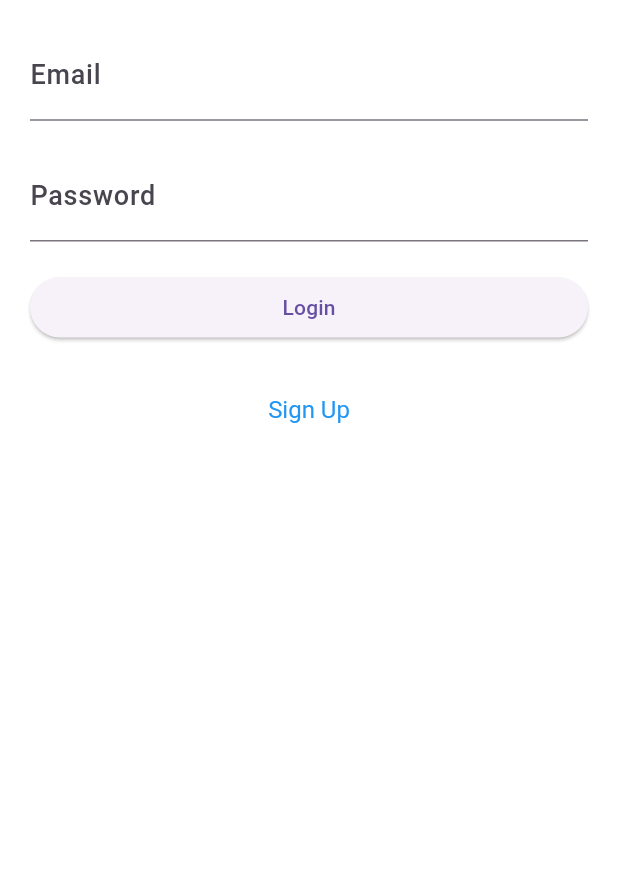
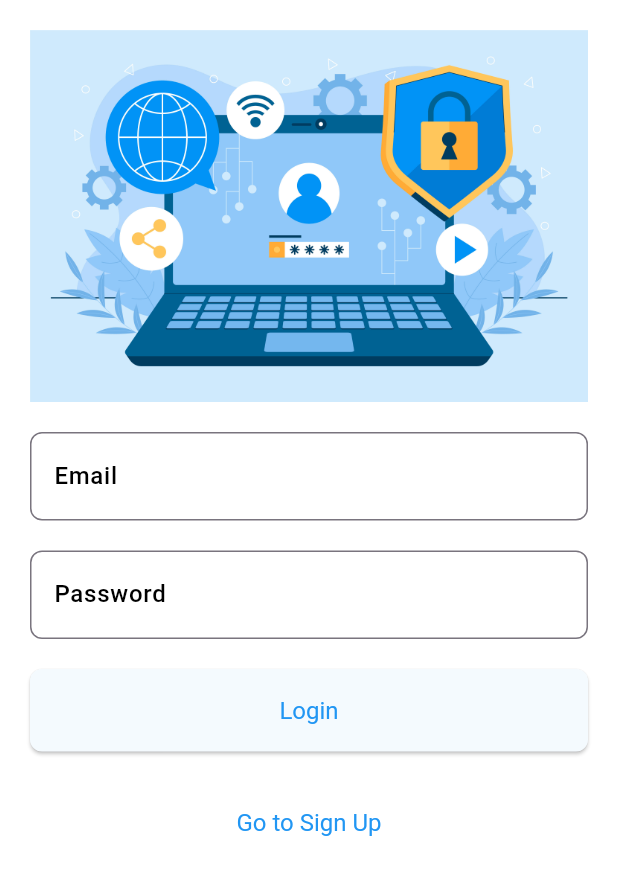
Before and after one commit to Emir1719/Read-Short-English-Book, a Flutter app: the LoginContent widget shown alone on an empty page, opened directly, on a phone screen of 412 x 824 dp. Shown: the top 875 px of the screen. Run offline on Flutter 3.47's test engine with Material 3 defaults, Android fonts, the phone set to English and light mode, and no system bars; our stand-ins replace bloc, cloud_firestore, equatable, firebase_auth, firebase_core, flutter_bloc and 1 more; accounts and stored records are empty; network calls fail.

Commit message:
sign up eklendi, auth işlemi güncellendi

```diff
--- a/lib/features/auth/data/models/user.dart
+++ b/lib/features/auth/data/models/user.dart
@@ -7,13 +7,15 @@ import 'package:firebase_auth/firebase_auth.dart';
 class AppUser {
   final String id;
   final String email;
+  String age;
 
-  AppUser({required this.id, required this.email});
+  AppUser({required this.id, required this.email, required this.age});
 
   Map<String, dynamic> toMap() {
     return <String, dynamic>{
       'id': id,
       'email': email,
+      'age': age,
     };
   }
 
@@ -25,6 +27,7 @@ class AppUser {
     return AppUser(
       id: map['id'] as String,
       email: map['email'] as String,
+      age: map['age'] as String,
     );
   }
 
@@ -37,6 +40,7 @@ class AppUser {
     return AppUser(
       id: user.uid,
       email: user.email ?? "",
+      age: "",
     );
   }
 
--- a/lib/features/auth/data/repositories/firestore.dart
+++ b/lib/features/auth/data/repositories/firestore.dart
@@ -24,12 +24,13 @@ class FirestoreRepository implements IFirestoreRepository {
   }
 
   @override
-  Future<bool> saveUser(User firebaseUser) async {
+  Future<bool> saveUser(User firebaseUser, String age) async {
     try {
       // Create an AppUser instance using the Firebase User
       final appUser = AppUser(
         id: firebaseUser.uid,
         email: firebaseUser.email ?? '', // Use an empty string if email is null
+        age: age,
       );
 
       // Save the AppUser to Firestore
--- a/lib/features/auth/data/repositories/i_firestore_repository.dart
+++ b/lib/features/auth/data/repositories/i_firestore_repository.dart
@@ -2,6 +2,6 @@ import 'package:english_will_fly/features/auth/data/models/user.dart';
 import 'package:firebase_auth/firebase_auth.dart';
 
 abstract class IFirestoreRepository {
-  Future<bool> saveUser(User user);
+  Future<bool> saveUser(User firebaseUser, String age);
   Future<AppUser?> getCurrentUser(String userId);
 }
--- a/lib/features/auth/presentation/bloc/auth_event.dart
+++ b/lib/features/auth/presentation/bloc/auth_event.dart
@@ -12,8 +12,9 @@ class AppStarted extends AuthenticationEvent {}
 class SignUpRequested extends AuthenticationEvent {
   final String email;
   final String password;
+  final String age;
 
-  const SignUpRequested(this.email, this.password);
+  const SignUpRequested(this.email, this.password, this.age);
 
   @override
   List<Object?> get props => [email, password];
--- a/lib/features/auth/presentation/view/auth/login_view.dart
+++ b/lib/features/auth/presentation/view/auth/login_view.dart
@@ -1,7 +1,7 @@
 import 'package:english_will_fly/features/auth/presentation/bloc/auth_bloc.dart';
 import 'package:english_will_fly/features/auth/presentation/bloc/auth_state.dart';
 import 'package:english_will_fly/features/auth/presentation/widgets/auth/content.dart';
-import 'package:english_will_fly/features/reading/presentation/view/level_home/level_home_view.dart';
+import 'package:english_will_fly/features/navigation/view/nav_view.dart';
 import 'package:english_will_fly/features/reading/util/init_state/error.dart';
 import 'package:english_will_fly/features/reading/util/init_state/loading.dart';
 import 'package:flutter/material.dart';
@@ -36,7 +36,7 @@ class LoginView extends StatelessWidget {
       // Kayıt ya da giriş başarılıysa ana sayfaya yönlendir
       Navigator.pushReplacement(
         context,
-        MaterialPageRoute(builder: (context) => const StoryLevelHomeView()),
+        MaterialPageRoute(builder: (context) => const NavView()),
       );
     } else if (state is AuthenticationFailure) {
       // Hata mesajı göster
--- a/lib/features/auth/presentation/widgets/auth/content.dart
+++ b/lib/features/auth/presentation/widgets/auth/content.dart
@@ -1,6 +1,7 @@
 import 'package:english_will_fly/features/auth/presentation/widgets/auth/error_listener.dart';
+import 'package:english_will_fly/features/auth/presentation/widgets/auth/go_signup_view_button.dart';
 import 'package:english_will_fly/features/auth/presentation/widgets/auth/login_button.dart';
-import 'package:english_will_fly/features/auth/presentation/widgets/auth/signup_button.dart';
+import 'package:english_will_fly/features/reading/util/image.dart';
 import 'package:english_will_fly/features/reading/util/padding.dart';
 import 'package:flutter/material.dart';
 
@@ -13,13 +14,15 @@ class LoginContent extends StatelessWidget {
     final TextEditingController password = TextEditingController();
     const space = SizedBox(height: 20);
 
-    return Padding(
+    return ListView(
       padding: AppPadding.defaults,
-      child: ListView(
       children: [
+        Image.asset(AppImage.auth, fit: BoxFit.cover),
+        space,
         TextField(
           controller: email,
           decoration: const InputDecoration(labelText: "Email"),
+          keyboardType: TextInputType.emailAddress,
         ),
         space,
         TextField(
@@ -30,10 +33,9 @@ class LoginContent extends StatelessWidget {
         space,
         LoginButton(email: email, password: password),
         space,
-          SignUpButton(email: email, password: password),
+        const GoSignUpButton(),
         const AuthErrorListener(),
       ],
-      ),
     );
   }
 }
--- /dev/null
+++ b/lib/features/auth/presentation/widgets/auth/go_signup_view_button.dart
@@ -0,0 +1,19 @@
+import 'package:english_will_fly/features/auth/presentation/view/auth/sign_up_view.dart';
+import 'package:flutter/material.dart';
+
+class GoSignUpButton extends StatelessWidget {
+  const GoSignUpButton({super.key});
+
+  @override
+  Widget build(BuildContext context) {
+    return TextButton(
+      onPressed: () {
+        Navigator.push(
+          context,
+          MaterialPageRoute(builder: (context) => const SignUpView()),
+        );
+      },
+      child: const Text("Go to Sign Up"),
+    );
+  }
+}
--- a/lib/features/reading/presentation/view/level_home/level_home_view.dart
+++ b/lib/features/reading/presentation/view/level_home/level_home_view.dart
@@ -12,7 +12,7 @@ class StoryLevelHomeView extends StatelessWidget {
     List<String> levels = api.getLevels();
 
     return Scaffold(
-      appBar: AppBar(title: const Text("Seviyeler")),
+      appBar: AppBar(title: const Text("Stories by Levels")),
       body: ListView.separated(
         separatorBuilder: (context, index) => const SizedBox(height: 20),
         padding: AppPadding.defaults,
--- a/lib/features/reading/presentation/widgets/profile_user_info.dart
+++ b/lib/features/reading/presentation/widgets/profile_user_info.dart
@@ -22,8 +22,8 @@ class UserInfo extends StatelessWidget {
             contentPadding: EdgeInsets.zero,
           ),
           ListTile(
-            title: const Text("ID:"),
-            subtitle: Text(user.id),
+            title: const Text("Age:"),
+            subtitle: Text(user.age),
             contentPadding: EdgeInsets.zero,
           ),
         ],
--- /dev/null
+++ b/lib/features/reading/util/image.dart
@@ -0,0 +1,5 @@
+class AppImage {
+  static const String _picturePath = "assets/image/";
+
+  static String get auth => "${_picturePath}auth.jpg";
+}
--- a/pubspec.yaml
+++ b/pubspec.yaml
@@ -30,3 +30,4 @@ flutter:
   assets:
     - assets/
     - assets/data/
+    - assets/image/
```
Also changed, not shown: lib/features/auth/presentation/bloc/auth_bloc.dart (+23 -3 lines), lib/features/auth/presentation/view/auth/sign_up_view.dart (added, +45 -0 lines), lib/features/auth/presentation/widgets/auth/signup_button.dart (+4 -3 lines), lib/features/reading/presentation/view/stories/stories_view.dart (+1 -1 lines), lib/features/reading/util/theme.dart (+49 -0 lines), assets/image/auth.jpg (added). Lines whose indentation alone changed are shown as unchanged.
